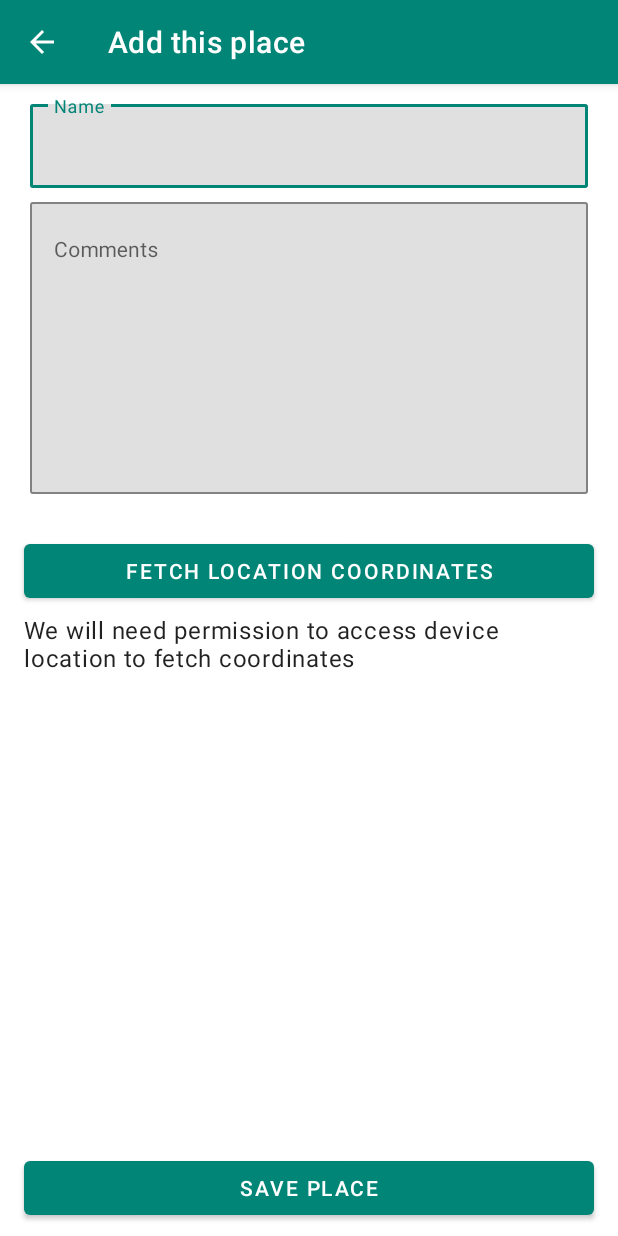
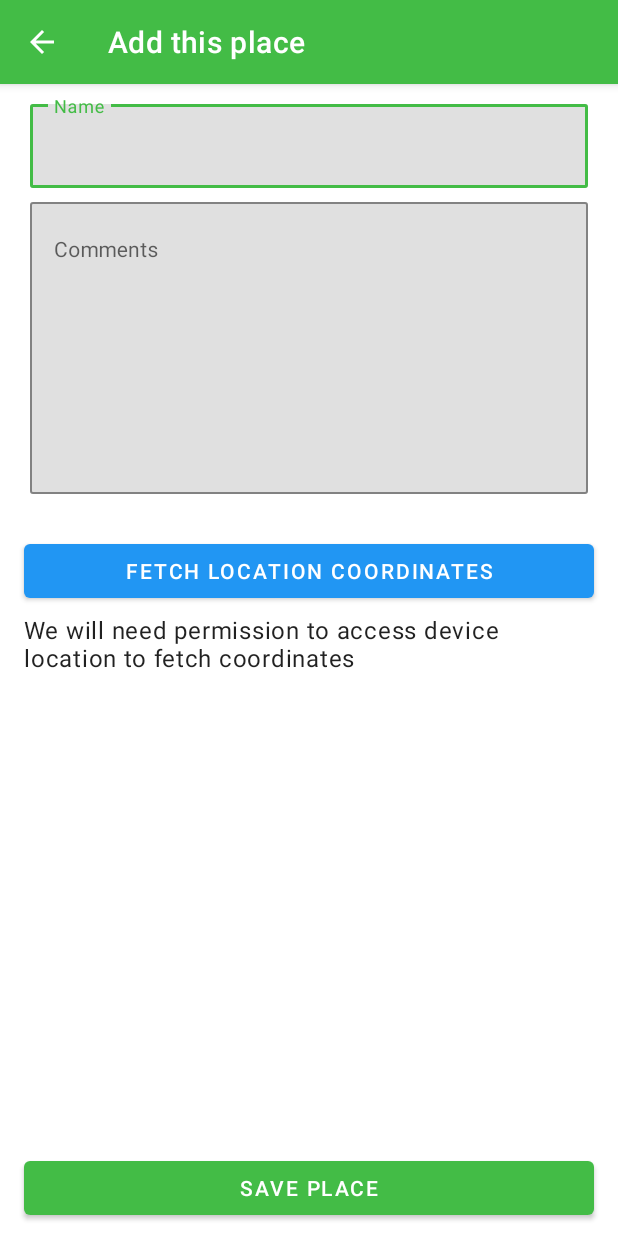
Before and after one commit to VarunBarad/my-places-android, an Android app: the AddPlaceActivity screen opened directly, with no data from a screen before it, on a phone screen of 412 x 824 dp. Run offline under Robolectric (Android 15) with nearby library versions, the phone set to English and light mode, and no system bars; our stand-ins replace Room's generated code, RxJava, data binding.

Commit message:
Change colors to match my brand

```diff
--- a/app/src/main/res/layout/activity_add_place.xml
+++ b/app/src/main/res/layout/activity_add_place.xml
@@ -108,7 +108,7 @@
                 android:layout_marginTop="@dimen/margin_interElement_vertical"
                 android:layout_marginEnd="@dimen/margin_activity_horizontal"
                 android:text="@string/label_fetchLocationCoordinates"
-                app:backgroundTint="@color/colorPrimary"
+                app:backgroundTint="@color/colorOpenMap"
                 app:layout_constraintEnd_toEndOf="parent"
                 app:layout_constraintStart_toStartOf="parent"
                 app:layout_constraintTop_toBottomOf="@id/textView_coordinates" />
--- a/app/src/main/res/values/colors.xml
+++ b/app/src/main/res/values/colors.xml
@@ -1,10 +1,12 @@
 <?xml version="1.0" encoding="utf-8"?>
 <resources>
-    <color name="colorPrimary">#008577</color>
-    <color name="colorPrimaryDark">#00574B</color>
-    <color name="colorAccent">#D81B60</color>
+    <color name="colorPrimary">#43bc46</color>
+    <color name="colorPrimaryDark">#008b13</color>
+    <color name="colorAccent">#bc4543</color>
+
     <color name="colorTextPrimary">#ff000000</color>
     <color name="colorTextSecondary">#80000000</color>
+
     <color name="colorIconInverted">#ffffffff</color>
 
     <color name="colorOpenMap">#2196f3</color>
```
